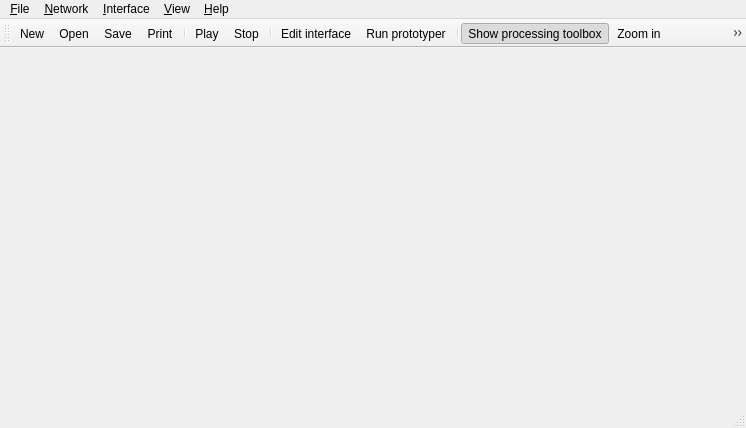
Above: NetworkEditor/src/MainWindow.ui from clam-project/clam before the change. Below: the same form after it.
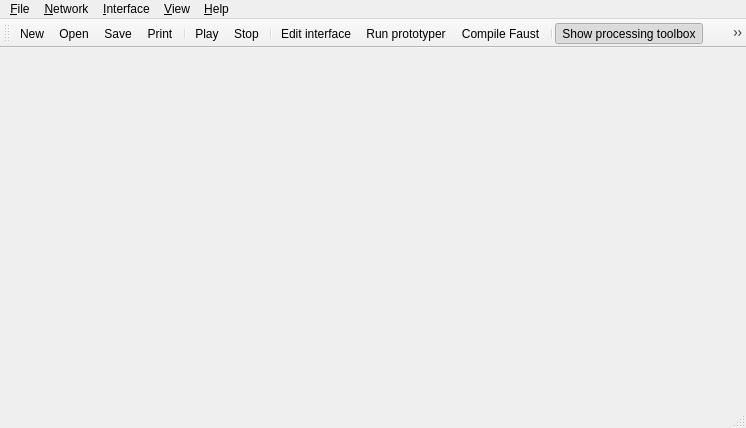
That is the form after the change. Icons and pictures are not drawn.

Commit message: * NetworkEditor: added button for faust compilation (not implemented)  * reverted davids changes to NE/SConstruct now shows icons again

The edit to the form file:
```diff
--- a/NetworkEditor/src/MainWindow.ui
+++ b/NetworkEditor/src/MainWindow.ui
@@ -117,6 +117,7 @@
    <addaction name="separator" />
    <addaction name="action_Edit_interface" />
    <addaction name="action_Run_prototyper" />
+   <addaction name="action_Compile_Faust" />
    <addaction name="separator" />
    <addaction name="action_Show_processing_toolbox" />
    <addaction name="action_Zoom_in" />
@@ -328,6 +329,14 @@
     <string>&amp;Open</string>
    </property>
   </action>
+  <action name="action_Compile_Faust" >
+   <property name="icon" >
+    <iconset resource="images.qrc" >:/icons/images/exec.png</iconset>
+   </property>
+   <property name="text" >
+    <string>&amp;Compile Faust</string>
+   </property>
+  </action>
  </widget>
  <resources>
   <include location="images.qrc" />
```
Left out of the diff: 66 changed lines with no effect on the pictures. The commit also changes 3 other files.
